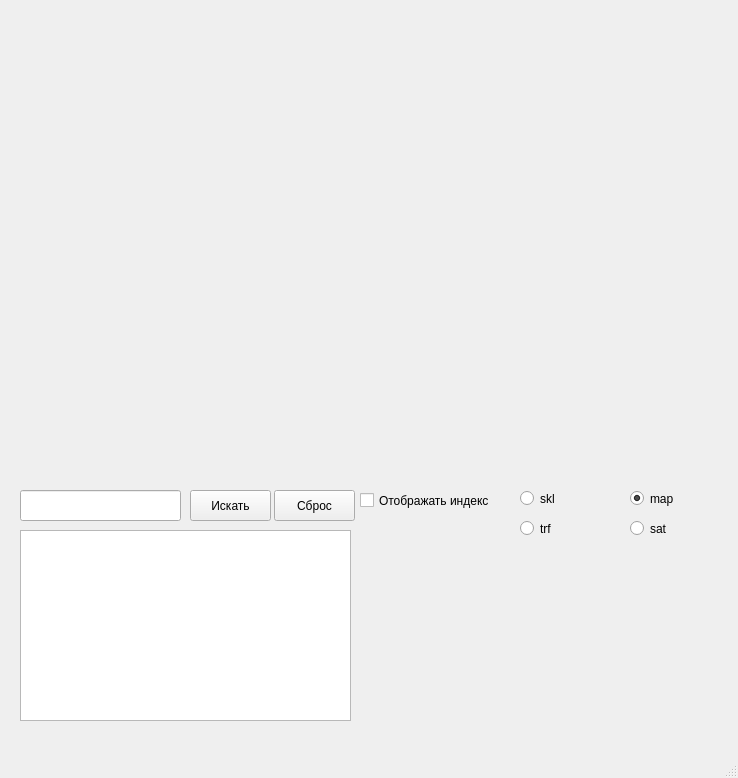
First picture: the form in 1.ui, repository Charmink/Api, before the edit.
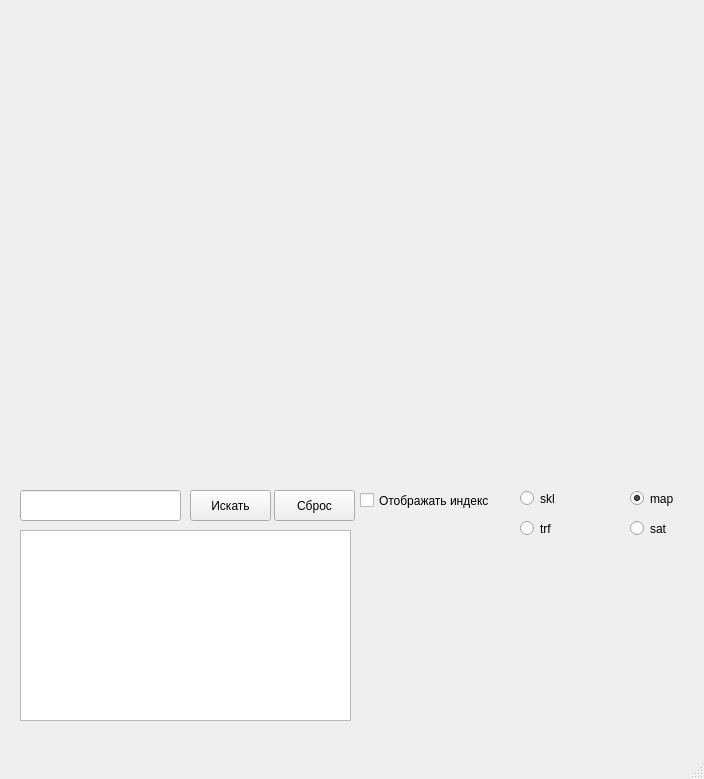
Second picture: the form after the edit.

```diff
--- a/1.ui
+++ b/1.ui
@@ -6,8 +6,8 @@
    <rect>
     <x>0</x>
     <y>0</y>
-    <width>738</width>
-    <height>778</height>
+    <width>704</width>
+    <height>779</height>
    </rect>
   </property>
   <property name="windowTitle">
@@ -17,10 +17,10 @@
    <widget class="QLabel" name="label">
     <property name="geometry">
      <rect>
-      <x>10</x>
-      <y>10</y>
-      <width>691</width>
-      <height>411</height>
+      <x>0</x>
+      <y>0</y>
+      <width>701</width>
+      <height>421</height>
      </rect>
     </property>
     <property name="font">
```
Left out of the diff: 2 changed lines with no effect on the pictures.
